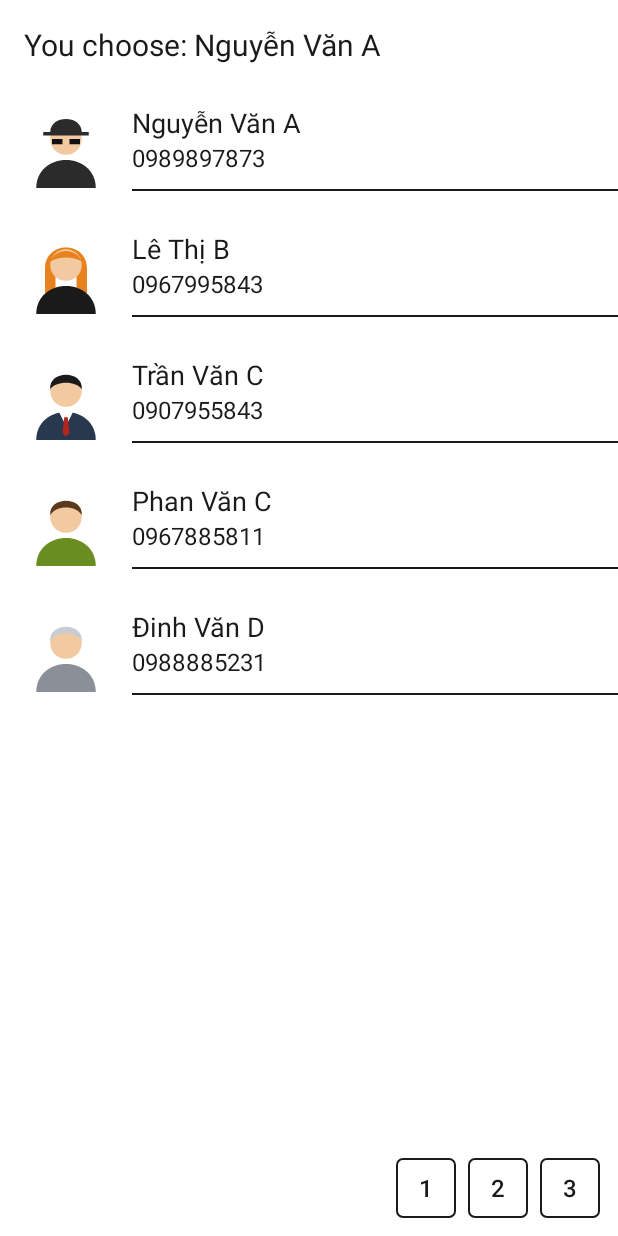
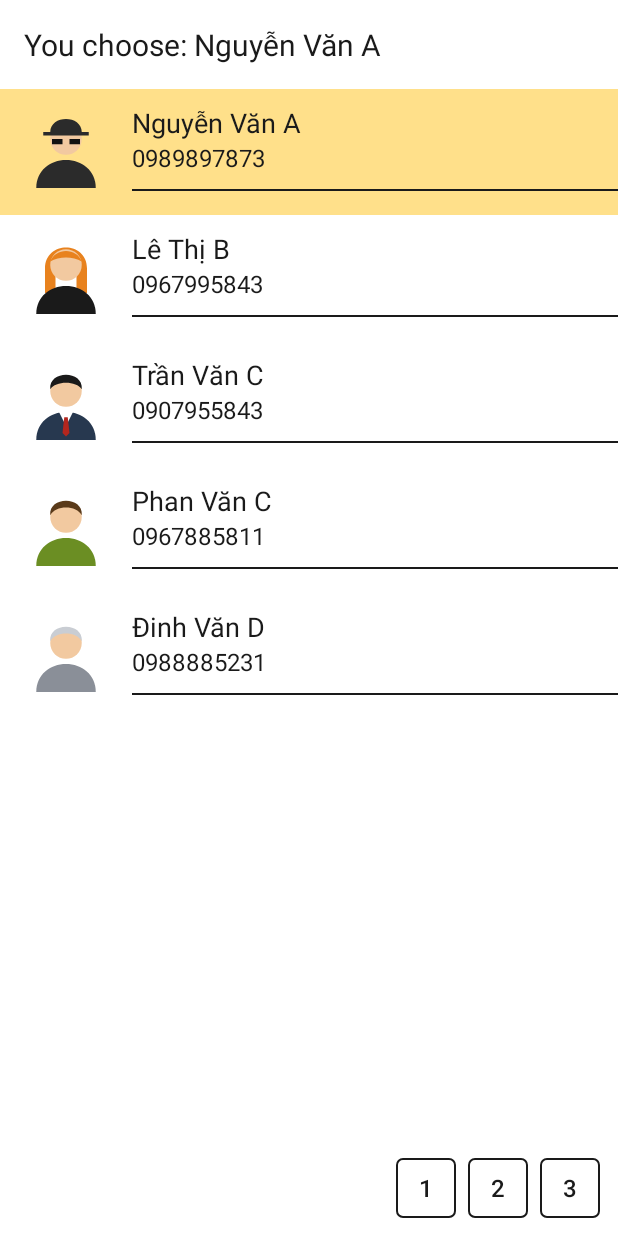
Before and after one commit to hi0302/mobile-dev-homework, an Android app: the screen it shows after launch (MainActivity), after a tap on "Nguyễn Văn A", on a phone screen of 412 x 824 dp. Run offline under Robolectric (Android 15) with nearby library versions, the light colour scheme and no system bars.

Commit message:
feat(adapter): finished ContactAdapter using ViewHolder

```diff
--- a/HW03/app/src/main/java/com/example/hw03/ContactAdapter.kt
+++ b/HW03/app/src/main/java/com/example/hw03/ContactAdapter.kt
@@ -1,29 +1,33 @@
 package com.example.hw03
 
 import android.content.Context
+import android.graphics.Color
 import android.view.LayoutInflater
 import android.view.View
 import android.view.ViewGroup
 import android.widget.BaseAdapter
 import android.widget.ImageView
 import android.widget.TextView
+import androidx.core.content.ContextCompat
 
 /**
- * TODO: hoàn thiện adapter.
- *  - dùng ViewHolder + tái sử dụng convertView
- *  - tô màu R.color.row_selected cho dòng có contact.id == selectedId
- *  - đặt contentDescription cho từng dòng
- *  - xử lý an toàn khi position ngoài phạm vi
+ * ContactAdapter phục vụ hiển thị danh sách liên hệ trong ListView.
+ *  - Dùng ViewHolder + tái sử dụng convertView
+ *  - Tô màu R.color.row_selected cho dòng có contact.id == selectedId, dòng khác để trong suốt
+ *  - Đặt contentDescription cho từng dòng (R.string.contact_description)
+ *  - Xử lý an toàn khi position ngoài phạm vi
  * Giữ nguyên chữ ký: var selectedId, fun submit(List<Contact>), getItem(position): Contact?
  */
-class ContactAdapter(context: Context) : BaseAdapter() {
+class ContactAdapter(private val context: Context) : BaseAdapter() {
     private val inflater = LayoutInflater.from(context)
     private var items: List<Contact> = emptyList()
 
     var selectedId: Int = Contact.NO_ID
         set(value) {
-            field = value
-            notifyDataSetChanged()
+            if (field != value) {
+                field = value
+                notifyDataSetChanged()
+            }
         }
 
     fun submit(newItems: List<Contact>) {
@@ -38,11 +42,44 @@ class ContactAdapter(context: Context) : BaseAdapter() {
     override fun getItemId(position: Int): Long = position.toLong()
 
     override fun getView(position: Int, convertView: View?, parent: ViewGroup): View {
-        val view = convertView ?: inflater.inflate(R.layout.item_contact, parent, false)
-        val contact = items[position]
-        view.findViewById<ImageView>(R.id.imgAvatar).setImageResource(contact.avatar)
-        view.findViewById<TextView>(R.id.txtName).text = contact.name
-        view.findViewById<TextView>(R.id.txtPhone).text = contact.phone
+        val view: View
+        val holder: ViewHolder
+
+        if (convertView == null) {
+            view = inflater.inflate(R.layout.item_contact, parent, false)
+            holder = ViewHolder(view)
+            view.tag = holder
+        } else {
+            view = convertView
+            holder = convertView.tag as ViewHolder
+        }
+
+        val contact = getItem(position)
+        if (contact != null) {
+            holder.imgAvatar.setImageResource(contact.avatar)
+            holder.txtName.text = contact.name
+            holder.txtPhone.text = contact.phone
+            view.contentDescription = context.getString(R.string.contact_description, contact.name, contact.phone)
+
+            if (contact.id == selectedId) {
+                view.setBackgroundColor(ContextCompat.getColor(context, R.color.row_selected))
+            } else {
+                view.setBackgroundColor(Color.TRANSPARENT)
+            }
+        } else {
+            holder.imgAvatar.setImageDrawable(null)
+            holder.txtName.text = ""
+            holder.txtPhone.text = ""
+            view.contentDescription = null
+            view.setBackgroundColor(Color.TRANSPARENT)
+        }
+
         return view
     }
+
+    private class ViewHolder(view: View) {
+        val imgAvatar: ImageView = view.findViewById(R.id.imgAvatar)
+        val txtName: TextView = view.findViewById(R.id.txtName)
+        val txtPhone: TextView = view.findViewById(R.id.txtPhone)
+    }
 }
```
